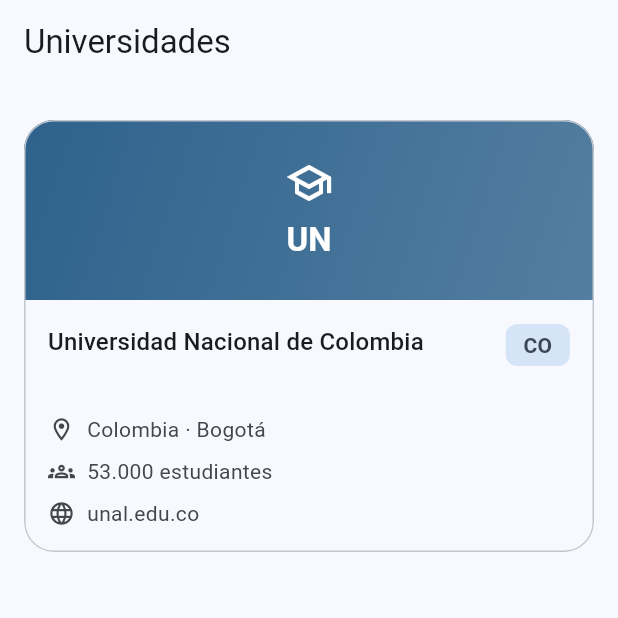
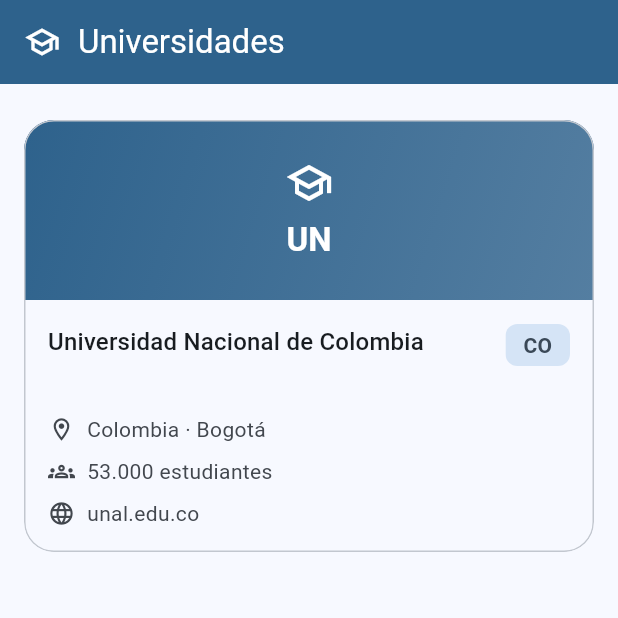
Before and after one commit to YonierVasquezMarin/universities_app, a Flutter app: the screen it shows after launch, on a phone screen of 412 x 824 dp, the top half of it. Run offline on Flutter 3.47's test engine with Material 3 defaults, Android fonts, the phone set to English and light mode, and no system bars.

Commit message:
feat(ui): agregar componente de AppBar personalizado en la pantalla principal de universidades

```diff
--- a/lib/screens/universities_home_page.dart
+++ b/lib/screens/universities_home_page.dart
@@ -1,5 +1,6 @@
 import 'package:flutter/material.dart';
 import 'package:universities_app/models/university.dart';
+import 'package:universities_app/widgets/app_bar_component.dart';
 import 'package:universities_app/widgets/university_card.dart';
 
 class UniversitiesHomePage extends StatelessWidget {
@@ -15,7 +16,10 @@ class UniversitiesHomePage extends StatelessWidget {
   }
 
   PreferredSizeWidget _buildAppBar() {
-    return AppBar(title: const Text('Universidades'));
+    return const AppBarComponent(
+      title: 'Universidades',
+      icon: Icons.school_outlined,
+    );
   }
 
   Widget _buildBody() {
--- /dev/null
+++ b/lib/widgets/app_bar_component.dart
@@ -0,0 +1,72 @@
+import 'package:flutter/material.dart';
+
+class AppBarComponent extends StatelessWidget implements PreferredSizeWidget {
+  const AppBarComponent({
+    super.key,
+    required this.title,
+    required this.icon,
+  });
+
+  final String title;
+  final IconData icon;
+
+  static const double _iconSize = 24;
+  static const double _iconGap = 12;
+
+  @override
+  Size get preferredSize => const Size.fromHeight(kToolbarHeight);
+
+  @override
+  Widget build(BuildContext context) {
+    return AppBar(
+      backgroundColor: _readBackgroundColor(context),
+      foregroundColor: _readForegroundColor(context),
+      surfaceTintColor: _readBackgroundColor(context),
+      elevation: 0,
+      scrolledUnderElevation: 0,
+      title: _buildTitle(context),
+    );
+  }
+
+  Color _readBackgroundColor(BuildContext context) {
+    return Theme.of(context).colorScheme.primary;
+  }
+
+  Color _readForegroundColor(BuildContext context) {
+    return Theme.of(context).colorScheme.onPrimary;
+  }
+
+  Widget _buildTitle(BuildContext context) {
+    return Row(
+      children: [
+        _buildIcon(context),
+        const SizedBox(width: _iconGap),
+        Flexible(child: _buildTitleText(context)),
+      ],
+    );
+  }
+
+  Widget _buildIcon(BuildContext context) {
+    return Icon(
+      icon,
+      size: _iconSize,
+      color: _readForegroundColor(context),
+    );
+  }
+
+  Widget _buildTitleText(BuildContext context) {
+    return Text(
+      title,
+      maxLines: 1,
+      overflow: TextOverflow.ellipsis,
+      style: _readTitleStyle(context),
+    );
+  }
+
+  TextStyle _readTitleStyle(BuildContext context) {
+    final titleStyle = Theme.of(context).textTheme.titleLarge;
+    return (titleStyle ?? const TextStyle()).copyWith(
+      color: _readForegroundColor(context),
+    );
+  }
+}
```
